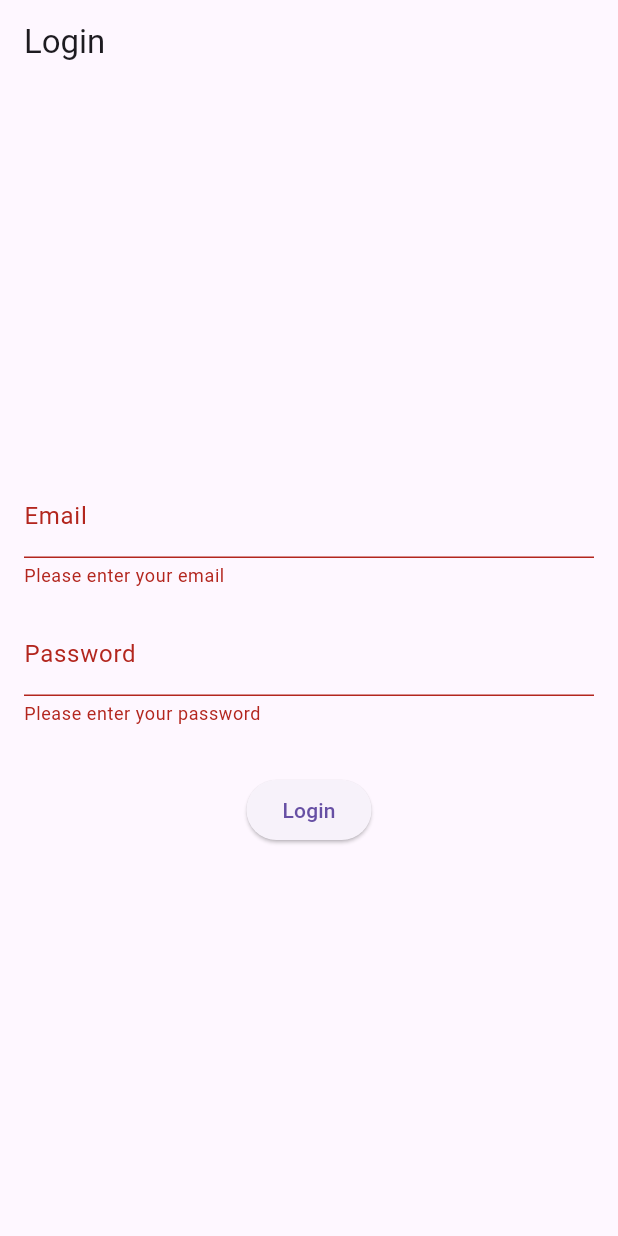
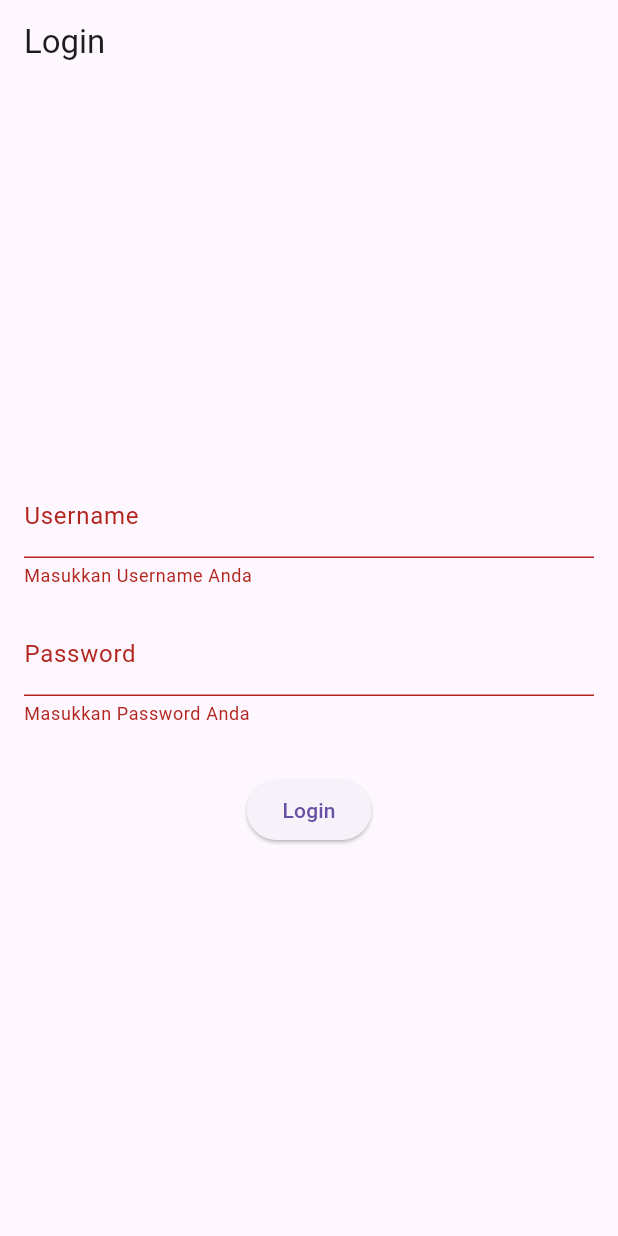
Before and after one commit to wilzzadex/pmob2_tugas1, a Flutter app: the screen it shows after launch, after a tap on "Login", on a phone screen of 412 x 824 dp. Run offline on Flutter 3.47's test engine with Material 3 defaults, Android fonts, the phone set to English and light mode, and no system bars.

```diff
--- a/lib/ui/dashboard_page.dart
+++ b/lib/ui/dashboard_page.dart
@@ -5,6 +5,9 @@ class DashboardPage extends StatelessWidget {
 
   @override
   Widget build(BuildContext context) {
+    // Terima username dari argumen
+    final String username = ModalRoute.of(context)!.settings.arguments as String;
+
     return Scaffold(
       appBar: AppBar(
         title: const Text('Dashboard'),
@@ -17,10 +20,10 @@ class DashboardPage extends StatelessWidget {
           )
         ],
       ),
-      body: const Center(
+      body: Center(
         child: Text(
-          'Welcome to the Dashboard!',
-          style: TextStyle(fontSize: 24.0),
+          'Selamat datang, $username!',
+          style: const TextStyle(fontSize: 24.0),
         ),
       ),
     );
--- a/lib/ui/login_page.dart
+++ b/lib/ui/login_page.dart
@@ -9,13 +9,30 @@ class LoginPage extends StatefulWidget {
 
 class _LoginPageState extends State<LoginPage> {
   final _formKey = GlobalKey<FormState>();
-  final TextEditingController _emailController = TextEditingController();
+  final TextEditingController _usernameController = TextEditingController();
   final TextEditingController _passwordController = TextEditingController();
+
+  // Kombinasi Username dan Password yang benar (statis)
+  final String correctUsername = 'wilzzadex';
+  final String correctPassword = 'admin123';
 
   void _login() {
     if (_formKey.currentState!.validate()) {
-      // Simulate login success
-      Navigator.pushReplacementNamed(context, '/dashboard');
+      // Cek apakah Username dan Password benar
+      if (_usernameController.text == correctUsername &&
+          _passwordController.text == correctPassword) {
+        // Jika benar, pindah ke halaman Dashboard dan kirim Username
+        Navigator.pushReplacementNamed(
+          context,
+          '/dashboard',
+          arguments: _usernameController.text, // Kirim username ke Dashboard
+        );
+      } else {
+        // Jika salah, tampilkan pesan error
+        ScaffoldMessenger.of(context).showSnackBar(
+          const SnackBar(content: Text('Username atau Password salah')),
+        );
+      }
     }
   }
 
@@ -31,11 +48,11 @@ class _LoginPageState extends State<LoginPage> {
             mainAxisAlignment: MainAxisAlignment.center,
             children: [
               TextFormField(
-                controller: _emailController,
-                decoration: const InputDecoration(labelText: 'Email'),
+                controller: _usernameController,
+                decoration: const InputDecoration(labelText: 'Username'),
                 validator: (value) {
                   if (value == null || value.isEmpty) {
-                    return 'Please enter your email';
+                    return 'Masukkan Username Anda';
                   }
                   return null;
                 },
@@ -47,7 +64,7 @@ class _LoginPageState extends State<LoginPage> {
                 obscureText: true,
                 validator: (value) {
                   if (value == null || value.isEmpty) {
-                    return 'Please enter your password';
+                    return 'Masukkan Password Anda';
                   }
                   return null;
                 },
```
